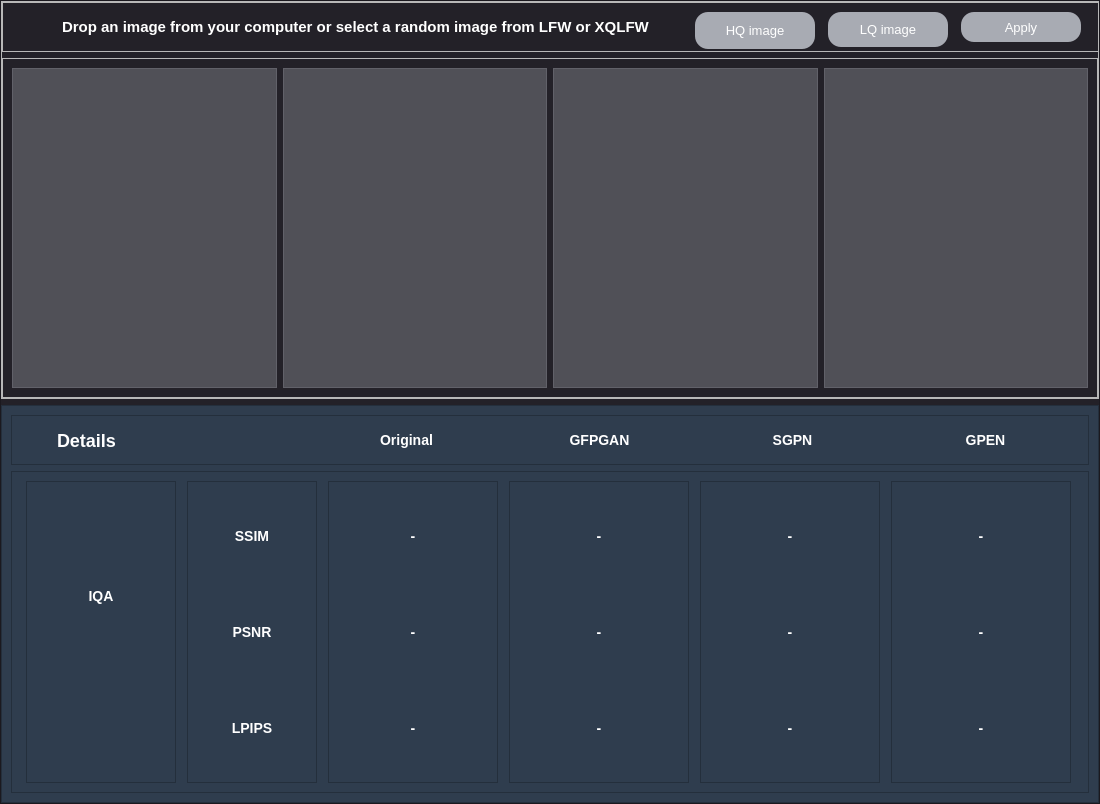
The window that demo_app/uis/restoration_ui.ui (souhila1806/PFE_APP) describes before a commit, drawn with Qt 5.
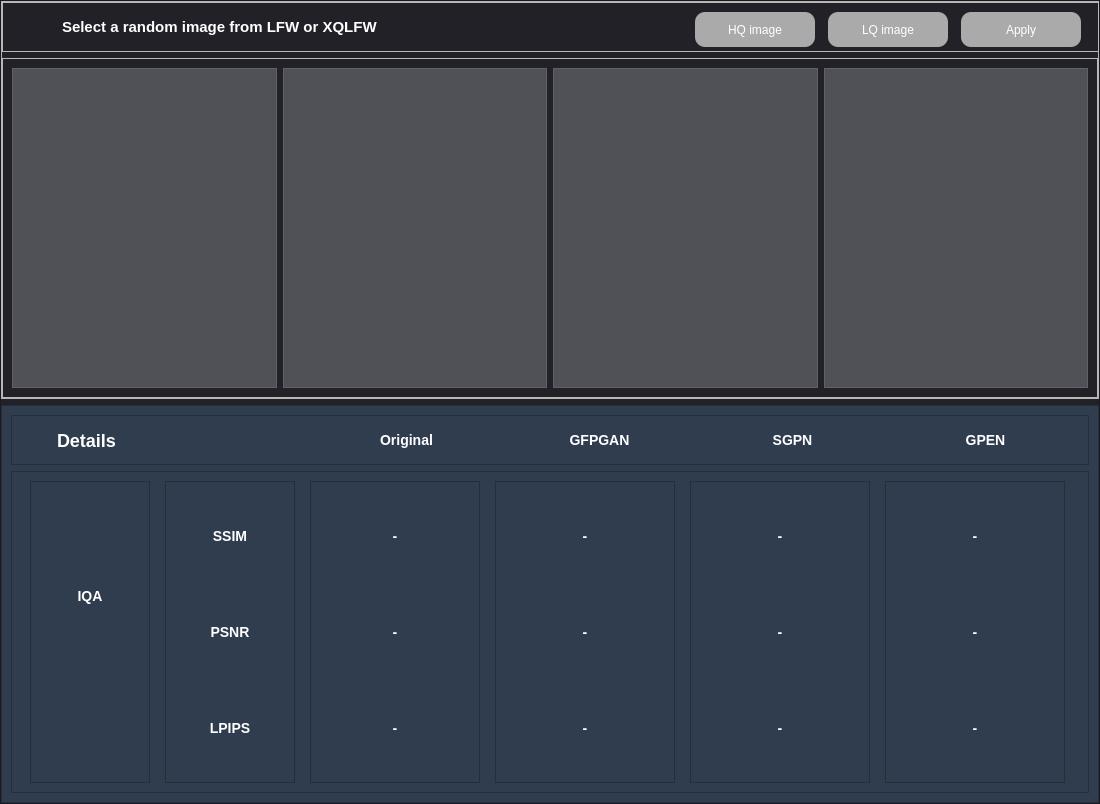
The same window after the commit. Icons and pictures are not drawn.

Patch:
```diff
--- a/demo_app/uis/restoration_ui.ui
+++ b/demo_app/uis/restoration_ui.ui
@@ -38,11 +38,7 @@
 font-weight:bold;
 
 }
-#HQBT,#LQBT,#ApplyBT{
-font-size:13px;
-color:rgba(255, 255, 255, 1);
-background-color:rgba(168, 171, 179, 1);
-}
+
 
 QPushButton {
     border-radius: 13px; /* Adjust the value to change the roundness */
@@ -210,8 +206,11 @@
                 <height>90</height>
                </size>
               </property>
+              <property name="styleSheet">
+               <string notr="true">font: 75 12pt &quot;Georgia&quot;;</string>
+              </property>
               <property name="text">
-               <string>Drop an image from your computer or select a random image from LFW or XQLFW</string>
+               <string>Select a random image from LFW or XQLFW</string>
               </property>
              </widget>
             </item>
@@ -226,7 +225,7 @@
               <property name="minimumSize">
                <size>
                 <width>90</width>
-                <height>37</height>
+                <height>35</height>
                </size>
               </property>
               <property name="maximumSize">
@@ -235,6 +234,10 @@
                 <height>50</height>
                </size>
               </property>
+              <property name="styleSheet">
+               <string notr="true">background-color: rgb(170, 170, 170);border-radius: 10px;color:rgb(255, 255, 255);
+font: 75 10pt &quot;Georgia&quot;;</string>
+              </property>
               <property name="text">
                <string>HQ image</string>
               </property>
@@ -254,6 +257,10 @@
                 <height>50</height>
                </size>
               </property>
+              <property name="styleSheet">
+               <string notr="true">background-color: rgb(170, 170, 170);border-radius: 10px;color:rgb(255, 255, 255);
+font: 75 10pt &quot;Georgia&quot;;</string>
+              </property>
               <property name="text">
                <string>LQ image</string>
               </property>
@@ -270,7 +277,7 @@
               <property name="minimumSize">
                <size>
                 <width>90</width>
-                <height>30</height>
+                <height>35</height>
                </size>
               </property>
               <property name="maximumSize">
@@ -279,6 +286,10 @@
                 <height>50</height>
                </size>
               </property>
+              <property name="styleSheet">
+               <string notr="true">background-color: rgb(170, 170, 170);border-radius: 10px;color:rgb(255, 255, 255);
+font: 75 10pt &quot;Georgia&quot;;</string>
+              </property>
               <property name="text">
                <string>Apply</string>
               </property>
@@ -524,7 +535,7 @@
              <widget class="QFrame" name="frame_16">
               <property name="maximumSize">
                <size>
-                <width>150</width>
+                <width>120</width>
                 <height>16777215</height>
                </size>
               </property>
```
Left out of the diff: 5 changed lines with no effect on the pictures.
